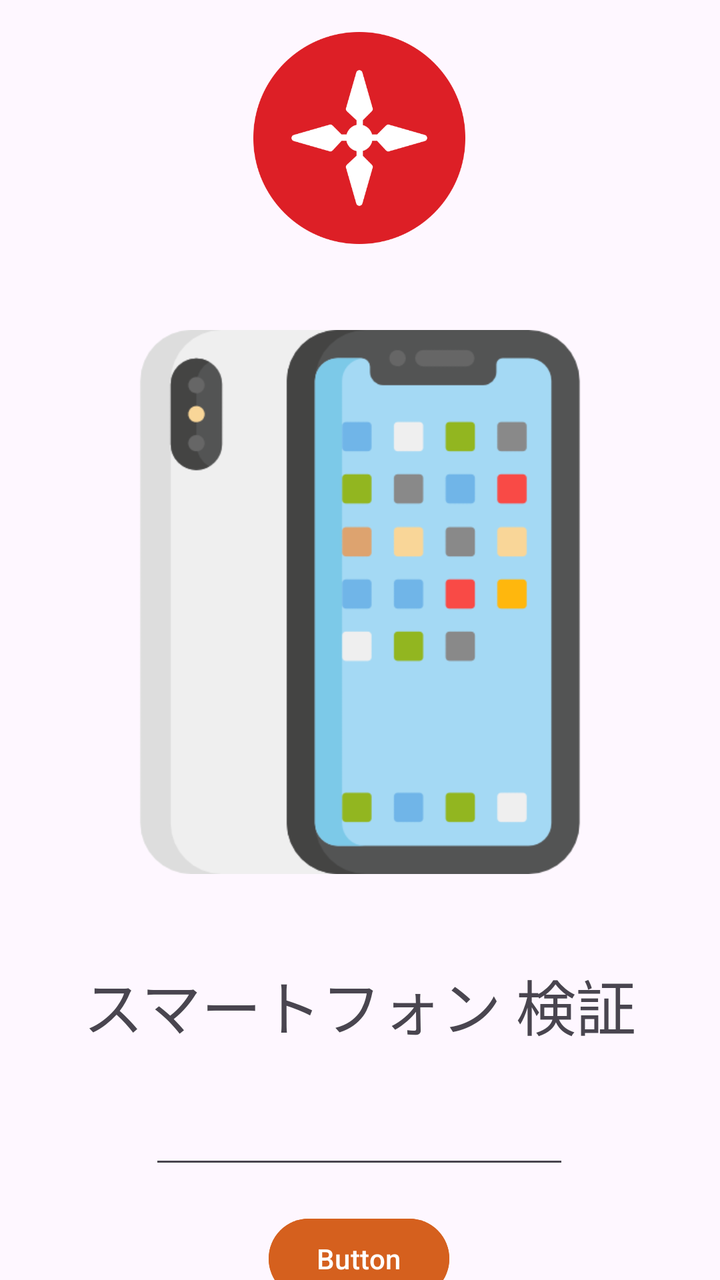
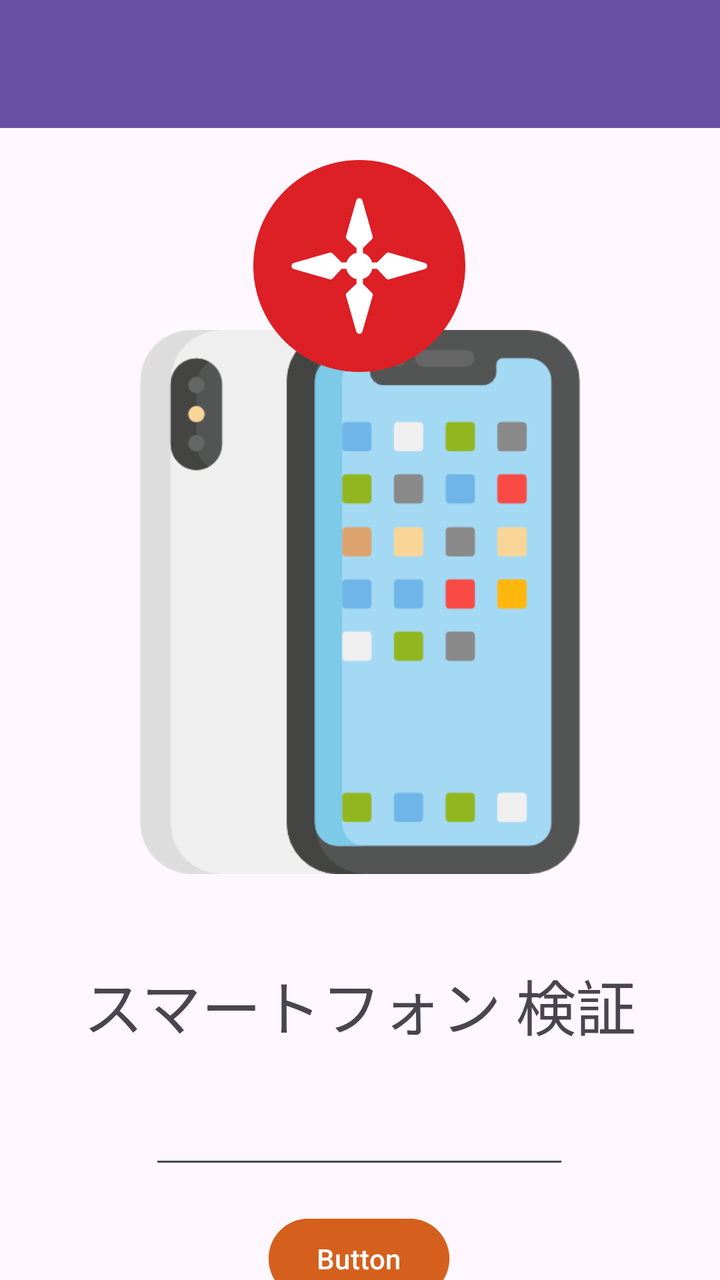

The first picture is an Android layout as it rendered before a commit; the second is the same layout after the commit. The layout source and the unified diff follow.
<!-- AndroidManifest.xml: application theme Theme.Immanuel_3TIF -->
<!-- res/layout/activity_third.xml -->
<?xml version="1.0" encoding="utf-8"?>
<androidx.constraintlayout.widget.ConstraintLayout xmlns:android="http://schemas.android.com/apk/res/android"
    xmlns:app="http://schemas.android.com/apk/res-auto"
    xmlns:tools="http://schemas.android.com/tools"
    android:id="@+id/main"
    android:layout_width="match_parent"
    android:layout_height="match_parent"
    tools:context=".Home.pertemuan_3.ThirdActivity">

    <Button
        android:id="@+id/btnKirim"
        android:layout_width="wrap_content"
        android:layout_height="wrap_content"
        android:layout_marginTop="16dp"
        android:backgroundTint="#D5601E"
        android:text="Button"
        app:layout_constraintEnd_toEndOf="parent"
        app:layout_constraintHorizontal_bias="0.498"
        app:layout_constraintStart_toStartOf="parent"
        app:layout_constraintTop_toBottomOf="@+id/inputNoTujuan" />

    <EditText
        android:id="@+id/inputNoTujuan"
        android:layout_width="wrap_content"
        android:layout_height="wrap_content"
        android:layout_marginTop="548dp"
        android:ems="10"
        android:inputType="phone"
        app:layout_constraintEnd_toEndOf="parent"
        app:layout_constraintHorizontal_bias="0.497"
        app:layout_constraintStart_toStartOf="parent"
        app:layout_constraintTop_toTopOf="parent" />

    <ImageView
        android:id="@+id/imageView"
        android:layout_width="272dp"
        android:layout_height="366dp"
        android:layout_marginBottom="64dp"
        app:layout_constraintBottom_toTopOf="@+id/inputNoTujuan"
        app:layout_constraintEnd_toEndOf="parent"
        app:layout_constraintStart_toStartOf="parent"
        app:layout_constraintTop_toTopOf="parent"
        app:layout_constraintVertical_bias="1.0"
        app:srcCompat="@drawable/iphone" />

    <TextView
        android:id="@+id/textView2"
        android:layout_width="wrap_content"
        android:layout_height="wrap_content"
        android:layout_marginBottom="24dp"
        android:text="スマートフォン 検証"
        android:textSize="30sp"
        android:fontFamily="@font/notoserifjpbold"
        app:layout_constraintBottom_toTopOf="@+id/inputNoTujuan"
        app:layout_constraintEnd_toEndOf="parent"
        app:layout_constraintStart_toStartOf="parent"
        app:layout_constraintTop_toBottomOf="@+id/imageView"
        app:layout_constraintVertical_bias="1.0" />

    <ImageView
        android:id="@+id/imageView2"
        android:layout_width="138dp"
        android:layout_height="106dp"
        android:layout_marginTop="16dp"
        app:layout_constraintEnd_toEndOf="parent"
        app:layout_constraintHorizontal_bias="0.498"
        app:layout_constraintStart_toStartOf="parent"
        app:layout_constraintTop_toTopOf="parent"
        app:srcCompat="@drawable/naruto" />

</androidx.constraintlayout.widget.ConstraintLayout>
<!-- resources referenced by this layout -->
<resources>
  <!-- drawable iphone: png bitmap (drawable, 15970 bytes) -->
  <!-- drawable naruto: png bitmap (drawable, 21527 bytes) -->
  <style name="Theme.Immanuel_3TIF" parent="Base.Theme.Immanuel_3TIF" />
  <style name="Base.Theme.Immanuel_3TIF" parent="Theme.Material3.DayNight.NoActionBar">
          
          
      </style>
</resources>

<!-- the commit's change to res/layout/activity_third.xml (unified diff, before → after) -->
@@ -6,6 +6,18 @@
     android:layout_width="match_parent"
     android:layout_height="match_parent"
     tools:context=".Home.pertemuan_3.ThirdActivity">
+
+    <androidx.appcompat.widget.Toolbar
+        android:id="@+id/toolbar"
+        android:layout_width="match_parent"
+        android:layout_height="?attr/actionBarSize"
+        android:background="?attr/colorPrimary"
+        android:theme="@style/ThemeOverlay.MaterialComponents.Dark.ActionBar"
+        app:titleTextColor="@android:color/white"
+        app:layout_constraintEnd_toEndOf="parent"
+        app:layout_constraintStart_toStartOf="parent"
+        app:layout_constraintTop_toTopOf="parent" />
+
 
     <Button
         android:id="@+id/btnKirim"
@@ -65,7 +77,7 @@
         app:layout_constraintEnd_toEndOf="parent"
         app:layout_constraintHorizontal_bias="0.498"
         app:layout_constraintStart_toStartOf="parent"
-        app:layout_constraintTop_toTopOf="parent"
+        app:layout_constraintTop_toBottomOf="@+id/toolbar"
         app:srcCompat="@drawable/naruto" />
 
 </androidx.constraintlayout.widget.ConstraintLayout>
